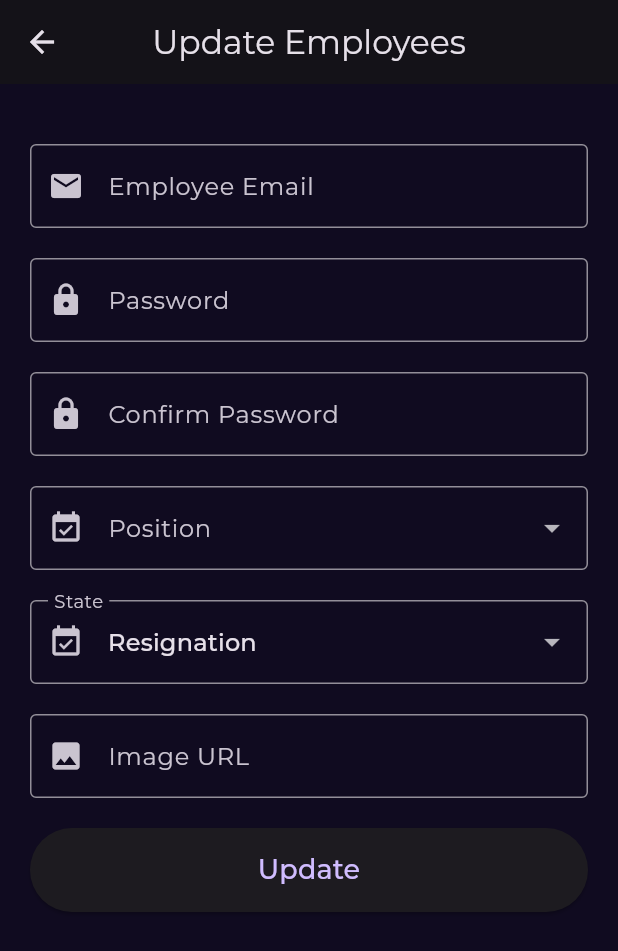
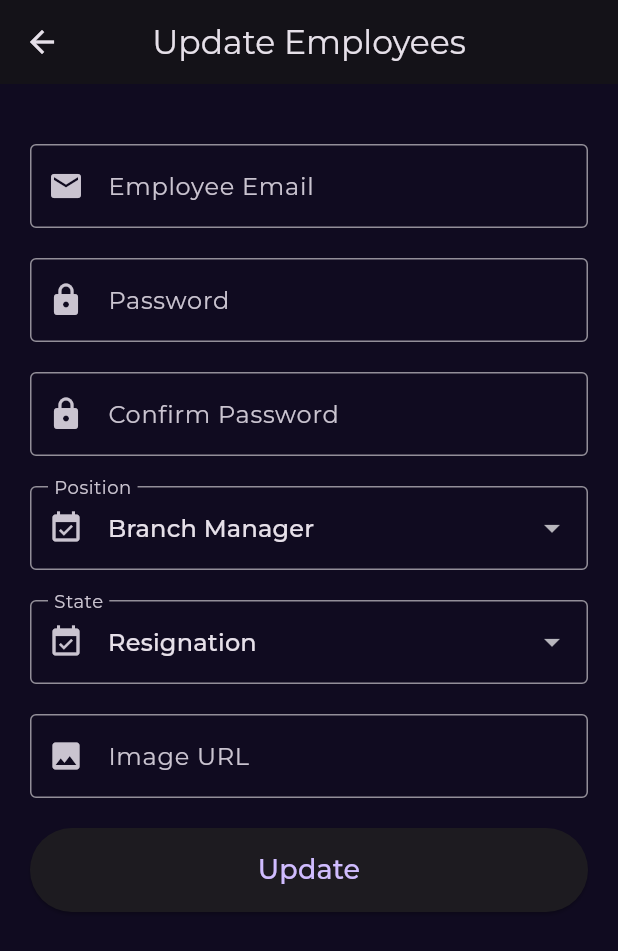
Before and after one commit to naderwael1/opeartion_panal, a Flutter app: the UpdateEmployeeScreen screen opened directly, on a phone screen of 412 x 824 dp. Shown: the top 951 px of the screen. Run offline on Flutter 3.47's test engine with Material 3 defaults, Android fonts, the phone set to English and light mode, and no system bars; drawn by our look-alikes of modal_progress_hud_nsn; our stand-ins replace dio, flutter_bloc, get, go_router, google_fonts, google_sign_in; missing offline and left inert: flutter_facebook_auth; network calls fail.

Commit message:
edit update_employee.dart

```diff
--- /dev/null
+++ b/lib/Features/emp_features/presentation/custom_dropdown.dart
@@ -0,0 +1,20 @@
+import 'package:flutter/material.dart';
+
+Widget buildDropdownMenu(String label, String? value, List<String> items, void Function(String?) onChanged) {
+  return DropdownButtonFormField<String>(
+    decoration: InputDecoration(
+      labelText: label,
+      border: OutlineInputBorder(),
+      prefixIcon: Icon(Icons.event_available),
+    ),
+    value: value,
+    items: items
+        .map<DropdownMenuItem<String>>((String itemValue) {
+      return DropdownMenuItem<String>(
+        value: itemValue,
+        child: Text(itemValue),
+      );
+    }).toList(),
+    onChanged: onChanged,
+  );
+}
--- a/lib/Features/emp_features/presentation/update_employee.dart
+++ b/lib/Features/emp_features/presentation/update_employee.dart
@@ -1,6 +1,7 @@
 import 'package:flutter/material.dart';
 import 'package:get/get.dart';
 import 'package:modal_progress_hud_nsn/modal_progress_hud_nsn.dart';
+import 'custom_dropdown.dart';
 
 class UpdateEmployeeScreen extends StatefulWidget {
   const UpdateEmployeeScreen({Key? key}) : super(key: key);
@@ -13,37 +14,10 @@ class _UpdateEmployeeScreenState extends State<UpdateEmployeeScreen> {
   String? email;
   String? password;
   String? confirmPassword;
-  String? position;
+  String? position = 'Branch Manager'; // Ensure initial value matches one of the items
   String? imageUrl;
   bool isLoading = false;
   String? employeeState = 'Resignation'; // Set an initial value
-
-  Widget buildDropdownMenu(String label, List<String> items) {
-    return DropdownButtonFormField<String>(
-      decoration: InputDecoration(
-        labelText: label,
-        border: OutlineInputBorder(),
-        prefixIcon: Icon(Icons.event_available),
-      ),
-      value: label == 'Position' ? position : employeeState,
-      items: items
-          .map<DropdownMenuItem<String>>((String value) {
-        return DropdownMenuItem<String>(
-          value: value,
-          child: Text(value),
-        );
-      }).toList(),
-      onChanged: (String? value) {
-        setState(() {
-          if (label == 'Position') {
-            position = value;
-          } else {
-            employeeState = value;
-          }
-        });
-      },
-    );
-  }
 
   @override
   Widget build(BuildContext context) {
@@ -114,10 +88,17 @@ class _UpdateEmployeeScreenState extends State<UpdateEmployeeScreen> {
                 },
               ),
               SizedBox(height: 20),
-              buildDropdownMenu('Position', ['head bar', 'barista']),
+              buildDropdownMenu('Position', position, ['head bar', 'Branch Manager', 'Head Barista'], (value) {
+                setState(() {
+                  position = value;
+                });
+              }),
               const SizedBox(height: 20),
-              buildDropdownMenu(
-                  'State', ['Resignation', 'Leave without pay']),
+              buildDropdownMenu('State', employeeState, ['Resignation', 'Leave without pay'], (value) {
+                setState(() {
+                  employeeState = value;
+                });
+              }),
               SizedBox(height: 20),
               TextFormField(
                 decoration: const InputDecoration(
```
